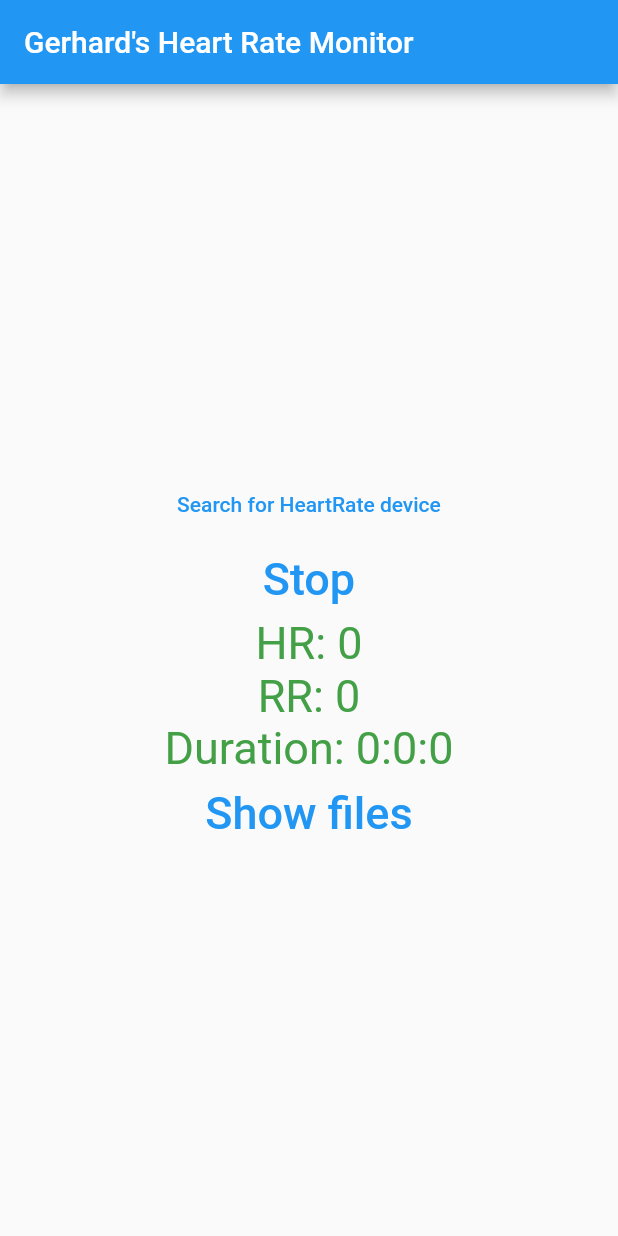
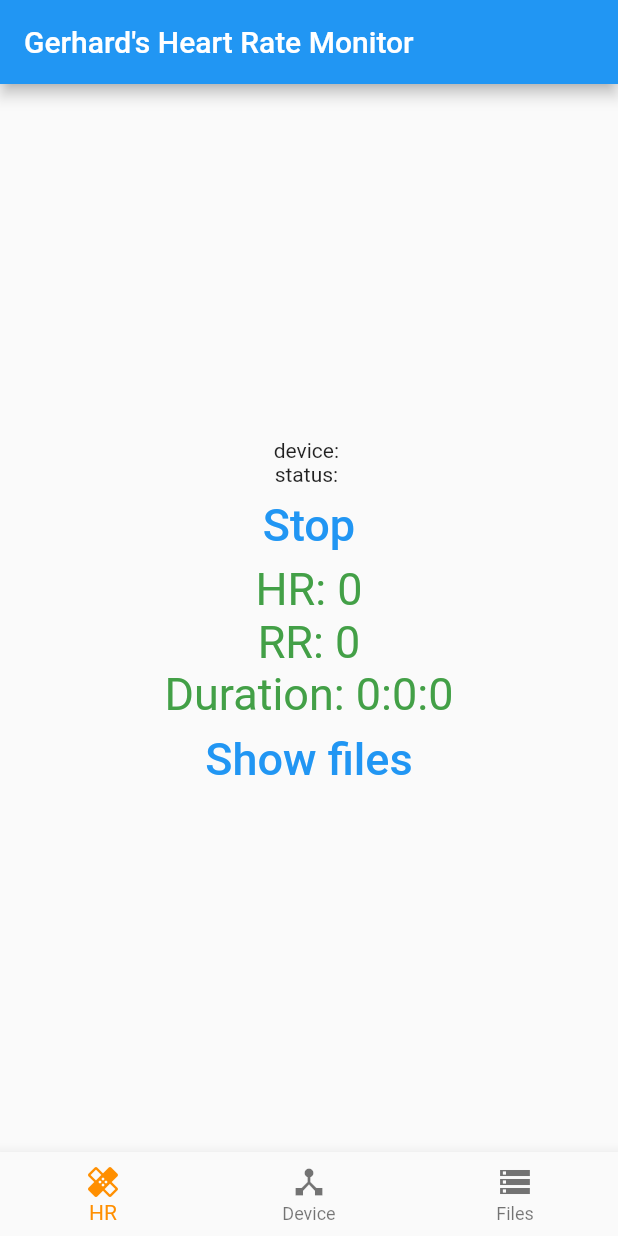
Before and after one commit to smibe/hrv_app, a Flutter app: the screen it shows after launch, after a tap on "Stop", on a phone screen of 412 x 824 dp. Run offline on Flutter 3.47's test engine with Material 2 defaults, Android fonts, the phone set to English and light mode, and no system bars; our stand-ins replace flutter_blue, share.

Commit message:
Start splitting into pages. Pages still empty.

```diff
--- a/lib/main.dart
+++ b/lib/main.dart
@@ -4,8 +4,11 @@
 
 import 'package:flutter/material.dart';
 import 'package:flutter_blue/flutter_blue.dart';
+import 'package:hrv_app/storage.dart';
 import 'package:path_provider/path_provider.dart';
 import 'package:share/share.dart';
+
+import 'hr_device.dart';
 
 void main() {
   runApp(MyApp());
@@ -37,9 +40,8 @@
 class _MyHomePageState extends State<MyHomePage> {
   bool _searching = false;
   Map<DeviceIdentifier, BluetoothDevice> _devices = Map<DeviceIdentifier, BluetoothDevice>();
-  BluetoothDevice _device;
-  BluetoothService _service;
-  BluetoothCharacteristic _hrm;
+  HrDevice _hrDevice = HrDevice();
+  Storage _storage = new Storage();
   int _hr = 0;
   int _rr = 0;
   bool _listening = true;
@@ -99,9 +101,9 @@
   }
 
   void stopListening() {
-    if (_service == null) return;
-    var hrm = _service.characteristics.firstWhere((c) => c.uuid == heartRateMeasurementGuid, orElse: null);
-    _storageFileName = "";
+    if (_hrDevice.service == null) return;
+    var hrm = _hrDevice.service.characteristics.firstWhere((c) => c.uuid == heartRateMeasurementGuid, orElse: null);
+    _storage.storageFileName = "";
 
     if (hrm != null) {
       hrm.setNotifyValue(false);
@@ -120,13 +122,13 @@
     if (await device.state.first == BluetoothDeviceState.connected) return;
 
     await device.connect(timeout: Duration(seconds: 3));
-    _service = null;
+    _hrDevice.service = null;
     var services = await device.discoverServices();
     services.forEach((service) {
-      if (_service == null && service.uuid == heartRateService) {
-        _device = device;
-        _service = service;
-        _stateSubscription = _device.state.listen((event) {
+      if (_hrDevice.service == null && service.uuid == heartRateService) {
+        _hrDevice.device = device;
+        _hrDevice.service = service;
+        _stateSubscription = _hrDevice.device.state.listen((event) {
           setState(() {
             _state = event.toString();
           });
@@ -134,31 +136,30 @@
         print("HR sensor found.");
       }
     });
-    if (_service != null) {
+    if (_hrDevice.service != null) {
       startListening();
     }
   }
 
-  String _storageFileName = "";
   void storeRrData() async {
     _storing = true;
-    if (_storageFileName == "") {
+    if (_storage.storageFileName == "") {
       var appDocDir = await getApplicationDocumentsDirectory();
       var now = DateTime.now().toIso8601String().replaceAll(':', '-');
-      _storageFileName = '${appDocDir.path}/hr_$now';
+      _storage.storageFileName = '${appDocDir.path}/hr_$now';
     }
     var buffer = currentBuffer;
     currentBuffer = currentBuffer == buffer1 ? buffer2 : buffer1;
 
     String line = json.encode(buffer) + "\n";
 
-    var file = File(_storageFileName);
+    var file = File(_storage.storageFileName);
     await file.writeAsString(line, mode: FileMode.append);
     _storing = false;
   }
 
   void startListening() {
-    var hrm = _service.characteristics.firstWhere((c) => c.uuid == heartRateMeasurementGuid, orElse: null);
+    var hrm = _hrDevice.service.characteristics.firstWhere((c) => c.uuid == heartRateMeasurementGuid, orElse: null);
     if (hrm != null) {
       hrm.setNotifyValue(true);
       _valuesSubscription = hrm.value.listen((event) {
@@ -198,7 +199,7 @@
           var idx = path.lastIndexOf('/');
           if (idx > 0) {
             var filename = path.substring(idx + 1);
-            if (filename.startsWith("hr_") && filename != _storageFileName) _files.add(filename);
+            if (filename.startsWith("hr_") && filename != _storage.storageFileName) _files.add(filename);
           }
         }
       });
@@ -240,11 +241,11 @@
         child: Column(
           mainAxisAlignment: MainAxisAlignment.center,
           children: <Widget>[
-            if (!_searching && _service == null)
+            if (!_searching && _hrDevice.service == null)
               TextButton(onPressed: searchForHrvDevice, child: Text("Search for HeartRate device"))
-            else if (_service == null)
+            else if (_hrDevice.service == null)
               TextButton(onPressed: stopSearch, child: Text("Stop search")),
-            if (_service == null && _devices != null && _devices.length > 0)
+            if (_hrDevice.service == null && _devices != null && _devices.length > 0)
               SizedBox(
                 height: 200,
                 child: ListView.builder(
@@ -255,8 +256,8 @@
                   },
                 ),
               ),
-            if (_device != null) Text("device: ${_device.name}"),
-            if (_device != null) Text("status: $_state"),
+            if (_hrDevice.device != null) Text("device: ${_hrDevice.device.name}"),
+            if (_hrDevice.device != null) Text("status: $_state"),
             if (_listening)
               TextButton(
                   onPressed: stopListening,
@@ -323,6 +324,25 @@
           ],
         ),
       ),
+      bottomNavigationBar: BottomNavigationBar(
+        items: const <BottomNavigationBarItem>[
+          BottomNavigationBarItem(
+            icon: Icon(Icons.healing),
+            label: 'HR',
+          ),
+          BottomNavigationBarItem(
+            icon: Icon(Icons.device_hub),
+            label: 'Device',
+          ),
+          BottomNavigationBarItem(
+            icon: Icon(Icons.storage),
+            label: 'Files',
+          ),
+        ],
+        currentIndex: 0,
+        selectedItemColor: Colors.amber[800],
+        onTap: (idx) {},
+      ),
     );
   }
 }
```
